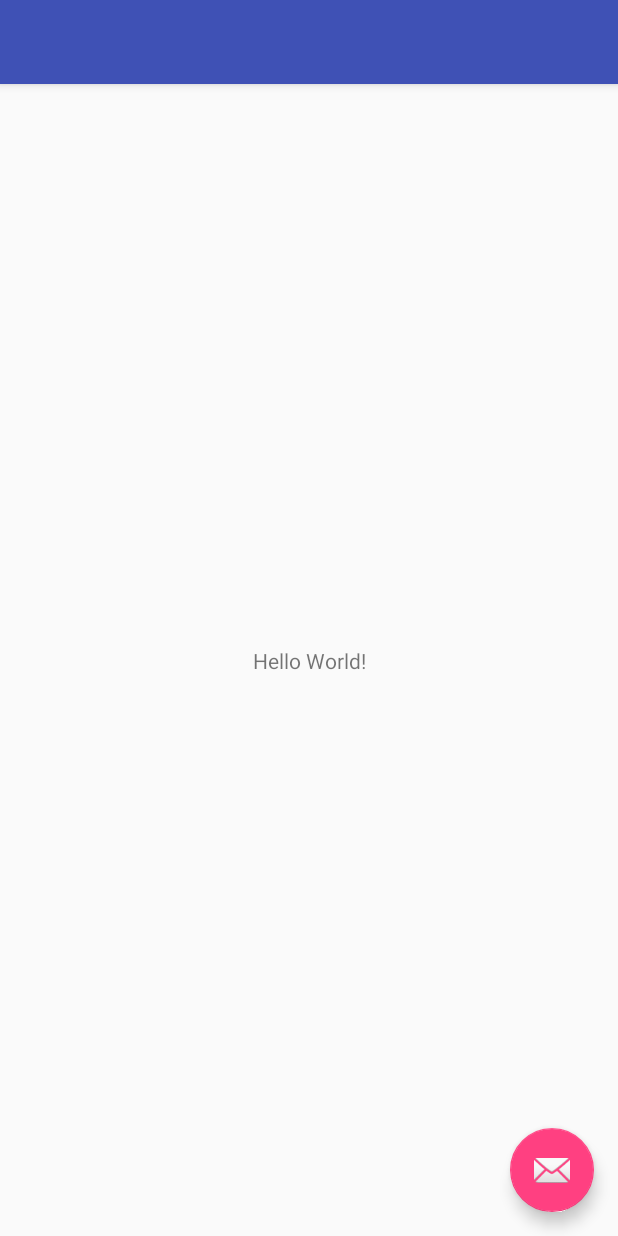
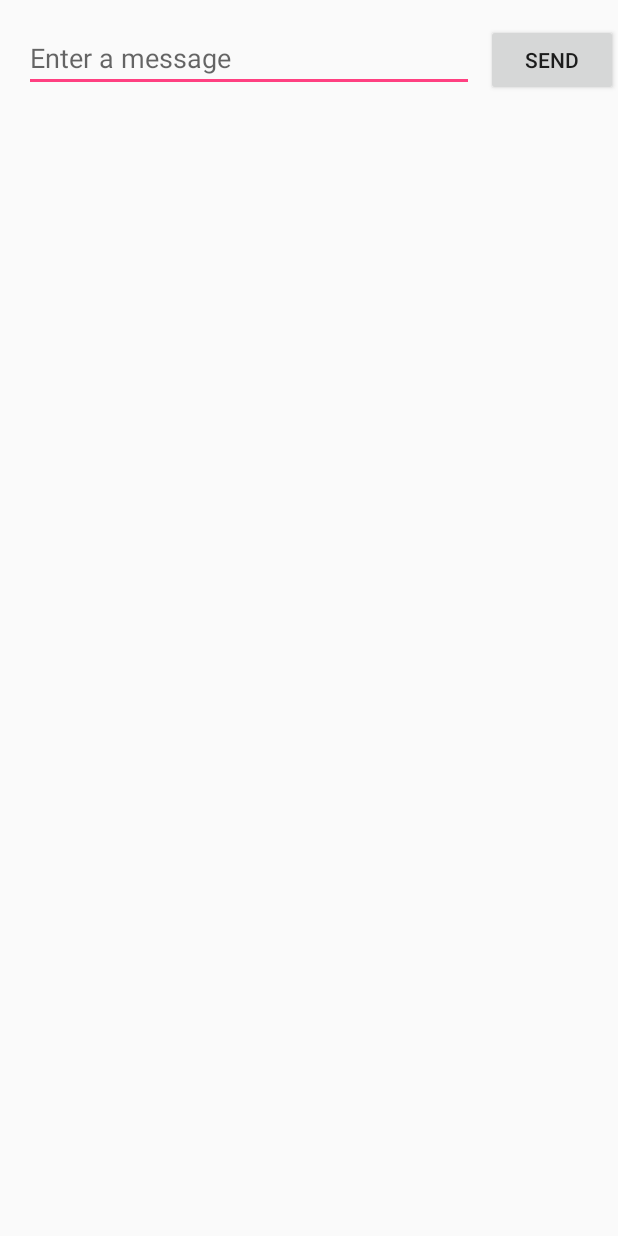
Before and after one commit to phirumtan/First-Application, an Android app: the layout activity_main.xml on its own in the app's theme, with its tools: preview values and no code run, on a phone screen of 412 x 824 dp. Run offline under Robolectric (Android 15) with nearby library versions, the phone set to English and light mode, and no system bars.

```diff
--- a/app/src/main/AndroidManifest.xml
+++ b/app/src/main/AndroidManifest.xml
@@ -19,6 +19,11 @@
                 <category android:name="android.intent.category.LAUNCHER" />
             </intent-filter>
         </activity>
+        <activity android:name=".DisplayMessageActivity" android:parentActivityName=".DisplayMessageActivity">
+            <!-- The meta-data tag is required if you support API level 15 and lower -->
+            <meta-data android:name="android.support.DisplayMessageActivity"
+                android:value=".MainActivity"/>
+        </activity>
     </application>
 
 </manifest>
--- a/app/src/main/res/layout/activity_main.xml
+++ b/app/src/main/res/layout/activity_main.xml
@@ -1,33 +1,32 @@
 <?xml version="1.0" encoding="utf-8"?>
-<android.support.design.widget.CoordinatorLayout xmlns:android="http://schemas.android.com/apk/res/android"
+<android.support.constraint.ConstraintLayout xmlns:android="http://schemas.android.com/apk/res/android"
     xmlns:app="http://schemas.android.com/apk/res-auto"
-    xmlns:tools="http://schemas.android.com/tools"
     android:layout_width="match_parent"
-    android:layout_height="match_parent"
-    tools:context=".MainActivity">
+    android:layout_height="match_parent">
 
-    <android.support.design.widget.AppBarLayout
-        android:layout_width="match_parent"
+    <android.support.v7.widget.AppCompatEditText
+        android:id="@+id/edt_enter_msg"
+        android:layout_width="0dp"
         android:layout_height="wrap_content"
-        android:theme="@style/AppTheme.AppBarOverlay">
+        android:layout_marginLeft="16dp"
+        android:layout_marginStart="16dp"
+        android:layout_marginTop="16dp"
+        android:hint="@string/enter_a_message"
+        app:layout_constraintEnd_toStartOf="@+id/btn_send"
+        app:layout_constraintHorizontal_bias="0.5"
+        app:layout_constraintStart_toStartOf="parent"
+        app:layout_constraintTop_toTopOf="parent" />
 
-        <android.support.v7.widget.Toolbar
-            android:id="@+id/toolbar"
-            android:layout_width="match_parent"
-            android:layout_height="?attr/actionBarSize"
-            android:background="?attr/colorPrimary"
-            app:popupTheme="@style/AppTheme.PopupOverlay" />
-
-    </android.support.design.widget.AppBarLayout>
-
-    <include layout="@layout/content_main" />
-
-    <android.support.design.widget.FloatingActionButton
-        android:id="@+id/fab"
+    <android.support.v7.widget.AppCompatButton
+        android:id="@+id/btn_send"
         android:layout_width="wrap_content"
         android:layout_height="wrap_content"
-        android:layout_gravity="bottom|end"
-        android:layout_margin="@dimen/fab_margin"
-        app:srcCompat="@android:drawable/ic_dialog_email" />
-
-</android.support.design.widget.CoordinatorLayout>
+        android:layout_marginLeft="8dp"
+        android:layout_marginStart="8dp"
+        android:onClick="sendMessage"
+        android:text="@string/send"
+        app:layout_constraintBaseline_toBaselineOf="@+id/edt_enter_msg"
+        app:layout_constraintEnd_toEndOf="parent"
+        app:layout_constraintHorizontal_bias="0.5"
+        app:layout_constraintStart_toEndOf="@+id/edt_enter_msg" />
+</android.support.constraint.ConstraintLayout>
--- a/app/src/main/res/layout/content_main.xml
+++ /dev/null
@@ -1,20 +0,0 @@
-<?xml version="1.0" encoding="utf-8"?>
-<android.support.constraint.ConstraintLayout xmlns:android="http://schemas.android.com/apk/res/android"
-    xmlns:app="http://schemas.android.com/apk/res-auto"
-    xmlns:tools="http://schemas.android.com/tools"
-    android:layout_width="match_parent"
-    android:layout_height="match_parent"
-    app:layout_behavior="@string/appbar_scrolling_view_behavior"
-    tools:context=".MainActivity"
-    tools:showIn="@layout/activity_main">
-
-    <TextView
-        android:layout_width="wrap_content"
-        android:layout_height="wrap_content"
-        android:text="Hello World!"
-        app:layout_constraintBottom_toBottomOf="parent"
-        app:layout_constraintLeft_toLeftOf="parent"
-        app:layout_constraintRight_toRightOf="parent"
-        app:layout_constraintTop_toTopOf="parent" />
-
-</android.support.constraint.ConstraintLayout>
```
Also changed, not shown: app/src/main/java/com/example/tanphirum/firstapplication/DisplayMessageActivity.java (added, +14 -0 lines), app/src/main/java/com/example/tanphirum/firstapplication/MainActivity.java (+3 -35 lines), app/src/main/res/layout/activity_display_msg.xml (added, +14 -0 lines), app/src/main/res/layout/activity_simple_ui.xml (deleted, +0 -31 lines).
